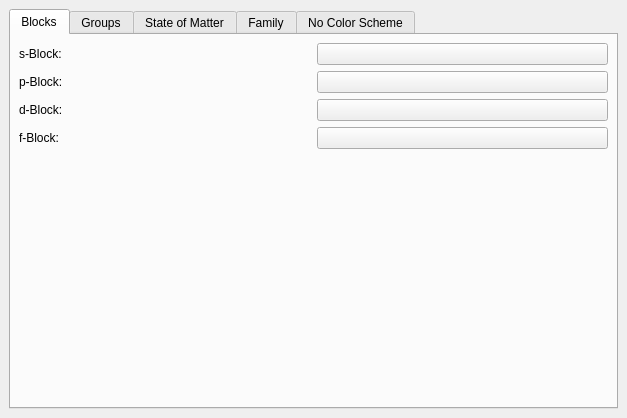
This is src/settings/settings_colors.ui in KDE/kalzium as Qt 5 draws it before an edit. The edited form follows.
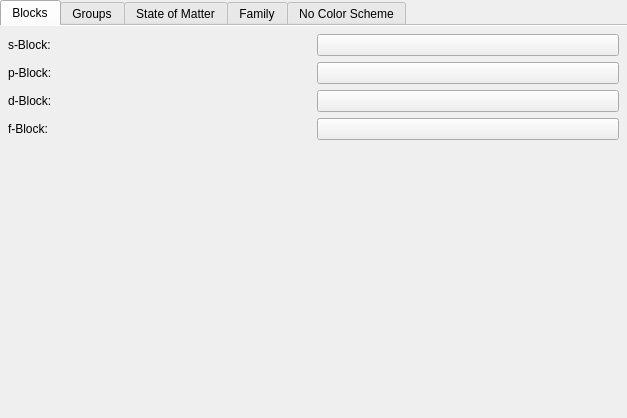
This is the edited form. Custom widgets are drawn as their Qt base class.

Commit message:
Use QTabWidget::setDocumentMode in settings
Remove some frames

Diff of the .ui file:
```diff
--- a/src/settings/settings_colors.ui
+++ b/src/settings/settings_colors.ui
@@ -12,16 +12,19 @@
   </property>
   <layout class="QVBoxLayout">
    <property name="spacing">
-    <number>6</number>
+    <number>0</number>
    </property>
    <property name="margin">
-    <number>9</number>
+    <number>0</number>
    </property>
    <item>
     <widget class="QTabWidget" name="dfgdfg">
      <property name="currentIndex">
       <number>0</number>
      </property>
+     <property name="documentMode">
+      <bool>true</bool>
+     </property>
      <widget class="QWidget" name="tabBlocks">
       <attribute name="title">
        <string>Blocks</string>
```
The commit also changes 1 other file.
